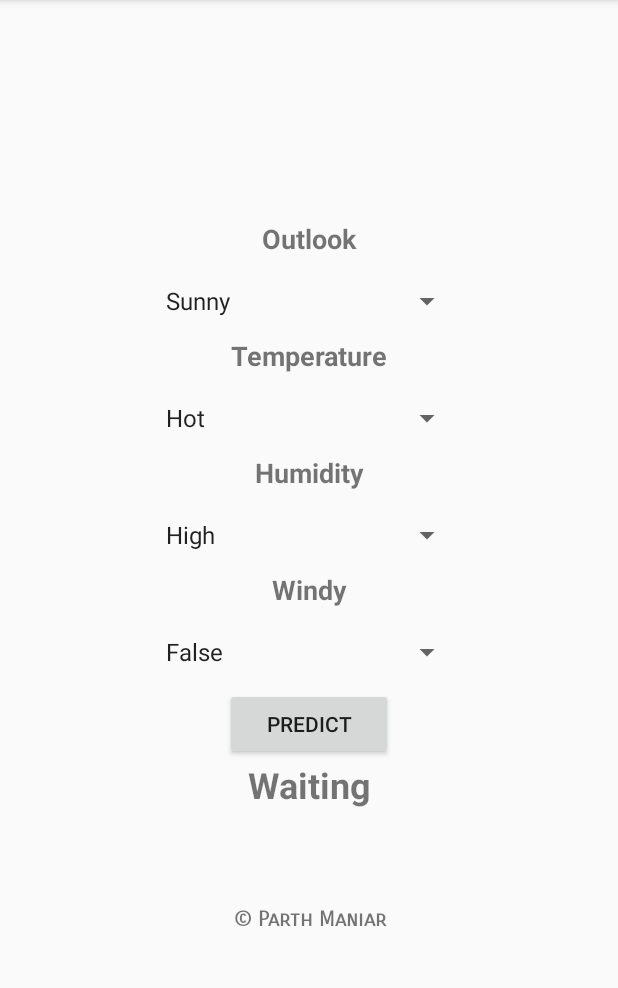
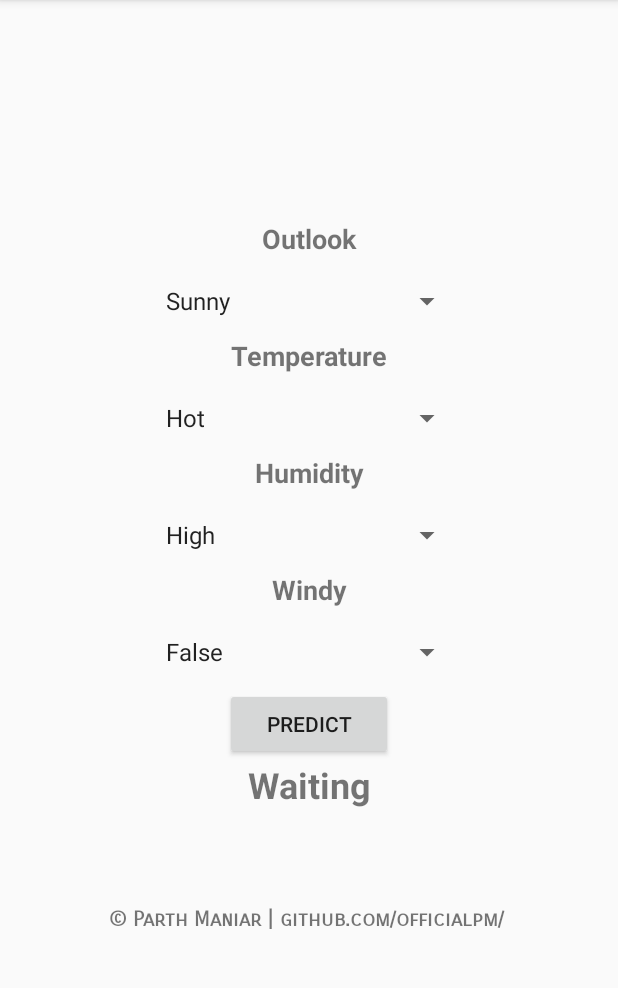
Before and after one commit to officialpm/Play-Or-Not-Android-App, an Android app: the screen it shows after launch (MainActivity), on a phone screen of 412 x 824 dp, the part 84-1072 px from its top. Run offline under Robolectric (Android 15) with nearby library versions, the phone set to English and light mode, and no system bars; our stand-ins replace Volley.

Commit message:
added textviews

```diff
--- a/app/src/main/res/layout/activity_main.xml
+++ b/app/src/main/res/layout/activity_main.xml
@@ -100,7 +100,7 @@
             android:layout_width="match_parent"
             android:layout_height="wrap_content"
             android:fontFamily="sans-serif-smallcaps"
-            android:text="© Parth Maniar"
+            android:text="© Parth Maniar | github.com/officialpm/ "
             android:textAlignment="center"
             android:textStyle="bold" />
 
```
